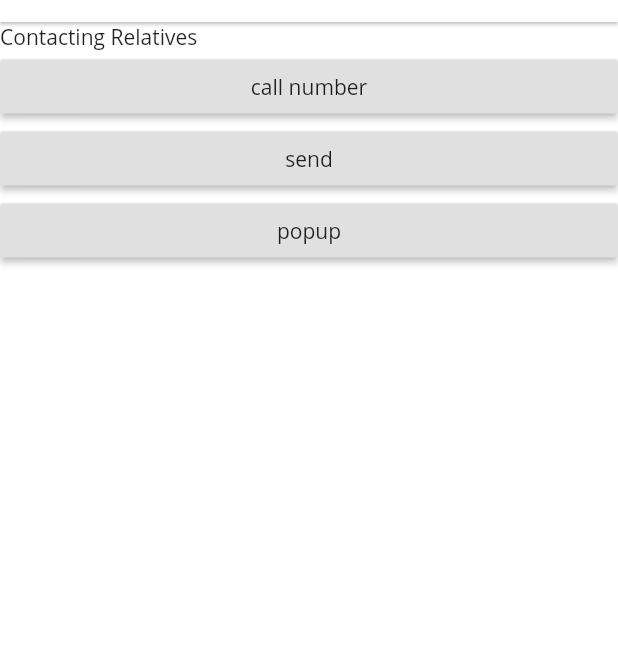
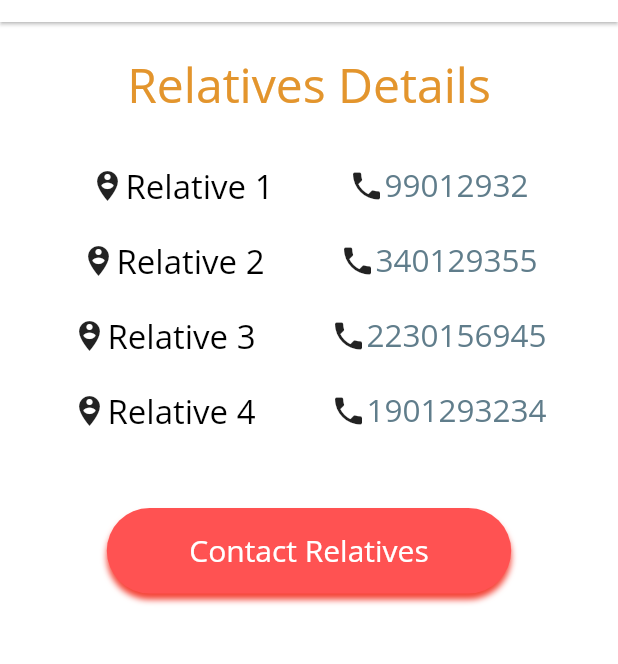
Before and after one commit to adarshbalu/elderly_app, a Flutter app: the ContactScreen screen opened by its route, on a phone screen of 412 x 824 dp, the part 62-726 px from its top. Run offline on Flutter 3.47's test engine with Material 2 defaults, Android fonts, the phone set to English and light mode, and no system bars; our stand-ins replace connectivity, firebase_auth, flutter_signin_button, flutter_spinkit, font_awesome_flutter, geolocator and 6 more; missing offline and left inert: flutter_android, flutter_material_pickers, flutter_sms, place_picker, sms, sweet_alert_dialogs; accounts and stored records are empty; network calls fail.

Commit message:
contact relatives sample ui completed and added popup

```diff
--- a/lib/screens/contact_relatives_screen.dart
+++ b/lib/screens/contact_relatives_screen.dart
@@ -8,7 +8,7 @@ import 'package:get_it/get_it.dart';
 import '../resources/call_and_messages.dart';
 import 'dart:convert';
 import 'package:sms/contact.dart';
-import 'package:flutter_beautiful_popup/main.dart';
+import 'package:sweet_alert_dialogs/sweet_alert_dialogs.dart';
 
 class ContactScreen extends StatefulWidget {
   static const String id = 'Contact_Screen';
@@ -68,21 +68,18 @@ class _ContactScreenState extends State<ContactScreen> {
   List<String> recipents = ["8078214942"];
   UserProfileProvider provider = new UserProfileProvider();
 
-  void showWarning() async {}
   //_sendSMS(messageText, recipents);
   @override
   void initState() {
     super.initState();
     getLatLong();
+    getLocationDetails();
   }
 
   @override
   Widget build(BuildContext context) {
-    final popup = BeautifulPopup(
-      context: context,
-      template: TemplateNotification,
-    );
-
+    getLatLong();
+    getLocationDetails();
     MediaQueryData deviceInfo = MediaQuery.of(context);
     double screenWidth = deviceInfo.size.width;
     double screenHeight = deviceInfo.size.height;
@@ -122,46 +119,113 @@ class _ContactScreenState extends State<ContactScreen> {
       ),
       body: ListView(
         children: <Widget>[
-          Text('Contacting Relatives '),
-          RaisedButton(
+          Center(
+            child: Container(
+              margin: EdgeInsets.all(20),
               child: Text(
-                "call number",
+                'Relatives Details',
+                style: TextStyle(
+                  fontSize: 32,
+                  color: Color(0xffE3952D),
                 ),
-              onPressed: () async {
-                // _service.sendSms(number);
-
-                _sendSMS(messageText, recipents);
-              }),
-          RaisedButton(
-            child: Text(
-              "send",
               ),
+            ),
+          ),
+          Container(
+              margin: EdgeInsets.all(10),
+              child: RelativeDetail(name: 'Relative 1', number: '99012932')),
+          Container(
+              margin: EdgeInsets.all(10),
+              child: RelativeDetail(name: 'Relative 2', number: '340129355')),
+          Container(
+              margin: EdgeInsets.all(10),
+              child: RelativeDetail(name: 'Relative 3', number: '2230156945')),
+          Container(
+              margin: EdgeInsets.all(10),
+              child: RelativeDetail(name: 'Relative 4', number: '1901293234')),
+          SizedBox(
+            height: 40,
+          ),
+          Center(
+            child: GestureDetector(
+              onTap: () async {
+                showDialog(
+                    context: context,
+                    builder: (BuildContext context) {
+                      return RichAlertDialog(
+                        alertTitle: richTitle("Alert Relatives"),
+                        alertSubtitle: richSubtitle('Are you Sure '),
+                        alertType: RichAlertType.INFO,
+                        actions: <Widget>[
+                          FlatButton(
+                            child: Text("Yes"),
                             onPressed: () async {
                               getLatLong();
-              print(latitude);
-              print(longitude);
                               getLocationDetails();
+                              Navigator.pop(context);
+                              _sendSMS(messageText, recipents);
                             },
                           ),
-          RaisedButton(
-            child: Text('popup'),
+                          FlatButton(
+                            child: Text("No"),
                             onPressed: () {
-              popup.show(
-                title: 'String or Widget',
-                content: 'String or Widget',
-                actions: [
-                  popup.button(
-                    label: 'Close',
-                    onPressed: Navigator.of(context).pop,
+                              Navigator.pop(context);
+                            },
                           ),
                         ],
-                // bool barrierDismissible = false,
-                // Widget close,
                       );
+                    });
               },
+              child: Container(
+                padding: EdgeInsets.symmetric(vertical: 15.0, horizontal: 55.0),
+                decoration: BoxDecoration(
+                  borderRadius: BorderRadius.circular(30),
+                  color: Colors.redAccent,
+                  boxShadow: [
+                    BoxShadow(
+                      color: Colors.red,
+                      blurRadius: 3.0,
+                      offset: Offset(0, 4.0),
+                    ),
+                  ],
+                ),
+                child: Text(
+                  'Contact Relatives',
+                  style: TextStyle(color: Colors.white, fontSize: 20.0),
+                ),
+              ),
+            ),
           )
         ],
       ),
     );
   }
 }
+
+class RelativeDetail extends StatelessWidget {
+  String name;
+  String number;
+
+  RelativeDetail({this.name, this.number});
+  @override
+  Widget build(BuildContext context) {
+    return Row(
+      mainAxisAlignment: MainAxisAlignment.center,
+      children: <Widget>[
+        Icon(Icons.person_pin_circle),
+        Text(
+          name,
+          style: TextStyle(fontSize: 22, color: Colors.black),
+        ),
+        SizedBox(
+          width: 50,
+        ),
+        Icon(Icons.phone),
+        Text(
+          number,
+          style: TextStyle(fontSize: 21, color: Colors.blueGrey),
+        )
+      ],
+    );
+  }
+}
```
Lines whose indentation alone changed are shown as unchanged.
